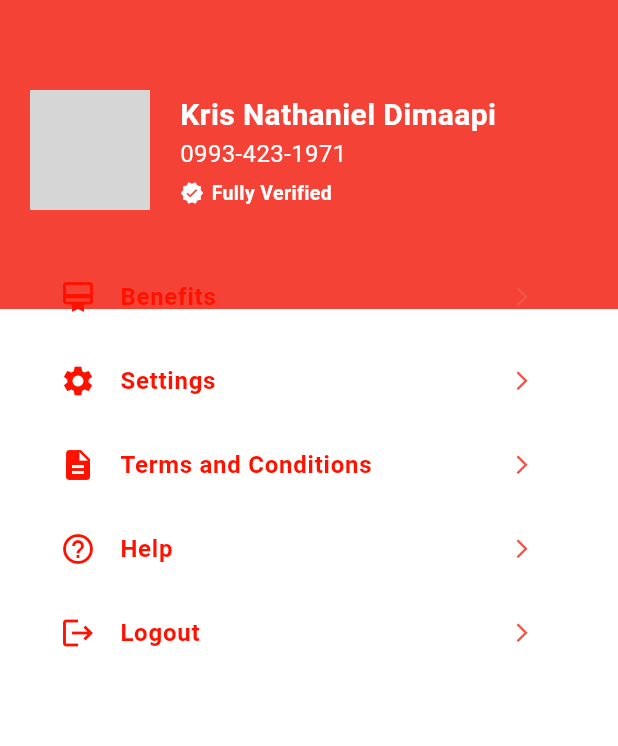
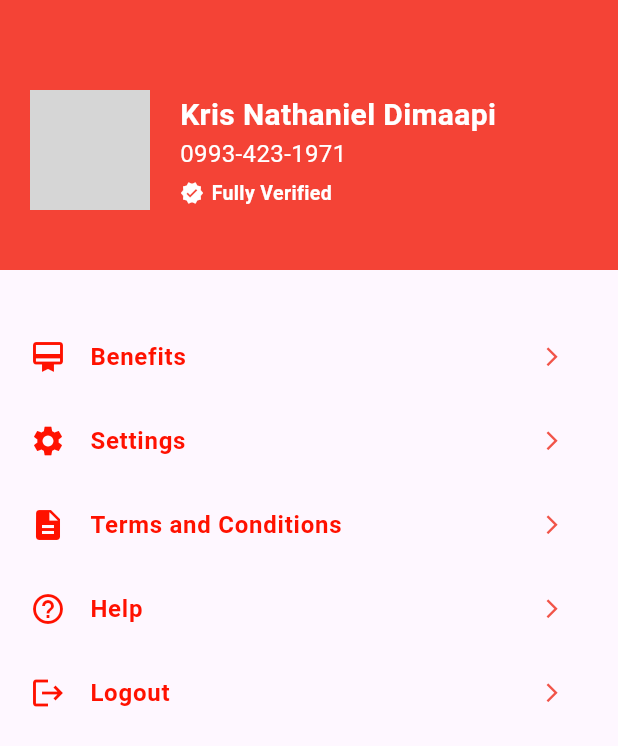
Before and after one commit to CastroClarence/papsas_app, a Flutter app: the ProfilePage screen opened directly, on a phone screen of 412 x 824 dp. Shown: the top 746 px of the screen. Run offline on Flutter 3.47's test engine with Material 3 defaults, Android fonts, the phone set to English and light mode, and no system bars; our stand-ins replace font_awesome_flutter, get, table_calendar; grey boxes are pictures that could not be loaded.

Commit message:
fixed profile page, and added payment content

```diff
--- a/lib/view/notification/achievement_page.dart
+++ b/lib/view/notification/achievement_page.dart
@@ -12,7 +12,7 @@ class AchievementPage extends StatelessWidget {
         title: const Text("Recent Achievements"),
       ),
       body: const Padding(
-        padding: EdgeInsets.all(8),
+        padding: EdgeInsets.all(20),
         child: Column(
           children: [
             CardContent(
--- a/lib/view/notification/notification.dart
+++ b/lib/view/notification/notification.dart
@@ -78,7 +78,8 @@ class NotificationPage extends StatelessWidget {
                     icon: Icons.attach_money,
                     title: "Membership Renewal",
                     date: "December 19, 2023",
-                    description: "Lorem Lorem Sinta, Buko ng Papaya"),
+                    description:
+                        "Your membership is about to expire. To continue enjoying our benefits without interruption, please renew your membership. "),
                 CardContent(
                     icon: Icons.attach_money,
                     title: "Event Registration",
--- a/lib/view/notification/payment_page.dart
+++ b/lib/view/notification/payment_page.dart
@@ -1,3 +1,4 @@
+import 'package:appdev/view/notification/notification_card.dart';
 import 'package:flutter/material.dart';
 
 class PaymentPage extends StatelessWidget {
@@ -9,6 +10,25 @@ class PaymentPage extends StatelessWidget {
       appBar: AppBar(
         title: const Text("Payment Notifications"),
       ),
+      body: const Padding(
+        padding: EdgeInsets.all(20),
+        child: Column(
+          children: [
+            CardContent(
+                icon: Icons.attach_money,
+                title: "Membership Renewal",
+                date: "December 19, 2023",
+                description:
+                    "Your membership is about to expire. To continue enjoying our benefits without interruption, please renew your membership. "),
+            CardContent(
+                icon: Icons.attach_money,
+                title: "Event Registration",
+                date: "January 27, 2023",
+                description:
+                    "Your payment is due soon. Please ensure that you make the payment to avoid any conflicts.")
+          ],
+        ),
+      ),
     );
   }
 }
--- a/lib/view/notification/upcoming_events_page.dart
+++ b/lib/view/notification/upcoming_events_page.dart
@@ -14,7 +14,7 @@ class UpcomingEventsPage extends StatelessWidget {
       ),
       backgroundColor: Colors.white,
       body: const Padding(
-        padding: EdgeInsets.all(12),
+        padding: EdgeInsets.all(20),
         child: SingleChildScrollView(
           child: Column(
             children: [
--- a/lib/view/profile/profile.dart
+++ b/lib/view/profile/profile.dart
@@ -1,39 +1,26 @@
 import 'package:flutter/material.dart';
 
 class ProfilePage extends StatelessWidget {
-  const ProfilePage({Key? key});
+  const ProfilePage({
+    super.key,
+  });
 
   @override
   Widget build(BuildContext context) {
     return Scaffold(
-      body: Stack(
+      body: Column(
         children: [
-          // Half Background Color
-          Positioned.fill(
-            top: 0,
-            left: 0,
-            right: 0,
-            bottom: MediaQuery.of(context).size.height / 2,
-            child: Container(
-              color: Colors.red, // Change to your desired color
-            ),
-          ),
-          Positioned.fill(
-            top: MediaQuery.of(context).size.height / 4,
-            left: 0,
-            right: 0,
-            bottom: 0,
-            child: Container(
-              color: Colors.white,
-            ),
-          ),
-          Padding(
+          Container(
+            decoration: BoxDecoration(color: Colors.red),
+            child: Padding(
               padding: const EdgeInsets.all(20),
               child: Column(
                 crossAxisAlignment: CrossAxisAlignment.start,
                 children: [
-                SizedBox(height: 40),
-                Row(
+                  const SizedBox(height: 40),
+                  Container(
+                    decoration: const BoxDecoration(color: Colors.red),
+                    child: const Row(
                       children: [
                         CircleAvatar(
                           radius: 40,
@@ -52,7 +39,8 @@ class ProfilePage extends StatelessWidget {
                             ),
                             Text(
                               '0993-423-1971',
-                          style: TextStyle(fontSize: 16, color: Colors.white),
+                              style:
+                                  TextStyle(fontSize: 16, color: Colors.white),
                             ),
                             SizedBox(height: 5),
                             Row(
@@ -77,28 +65,34 @@ class ProfilePage extends StatelessWidget {
                         ),
                       ],
                     ),
-                SizedBox(height: 30),
+                  ),
+                  const SizedBox(height: 20),
+                ],
+              ),
+            ),
+          ),
+          const SizedBox(height: 30),
           Expanded(
             child: ListView(
               children: [
                 ListTile(
-                        contentPadding: EdgeInsets.symmetric(horizontal: 20),
+                  contentPadding: const EdgeInsets.symmetric(horizontal: 20),
                   iconColor: const Color.fromARGB(255, 255, 17, 0),
                   leading: const Icon(Icons.card_membership),
-                        title: Text(
+                  title: const Text(
                     "Benefits",
                     style: TextStyle(
                       fontWeight: FontWeight.w700,
-                            color: const Color.fromARGB(255, 255, 17, 0),
+                      color: Color.fromARGB(255, 255, 17, 0),
                     ),
                   ),
                   trailing: Container(
-                          padding: EdgeInsets.only(left: 20),
+                    padding: const EdgeInsets.only(left: 20),
                     child: IconButton(
                       iconSize: 15,
                       onPressed: () {},
                       icon: const Icon(Icons.arrow_forward_ios),
-                            color: Color.fromARGB(255, 241, 84, 73),
+                      color: const Color.fromARGB(255, 241, 84, 73),
                     ),
                   ),
                   onTap: () {
@@ -106,23 +100,23 @@ class ProfilePage extends StatelessWidget {
                   },
                 ),
                 ListTile(
-                        contentPadding: EdgeInsets.symmetric(horizontal: 20),
+                  contentPadding: const EdgeInsets.symmetric(horizontal: 20),
                   iconColor: const Color.fromARGB(255, 255, 17, 0),
                   leading: const Icon(Icons.settings),
-                        title: Text(
+                  title: const Text(
                     "Settings",
                     style: TextStyle(
                       fontWeight: FontWeight.w700,
-                            color: const Color.fromARGB(255, 255, 17, 0),
+                      color: Color.fromARGB(255, 255, 17, 0),
                     ),
                   ),
                   trailing: Container(
-                          padding: EdgeInsets.only(left: 20),
+                    padding: const EdgeInsets.only(left: 20),
                     child: IconButton(
                       iconSize: 15,
                       onPressed: () {},
                       icon: const Icon(Icons.arrow_forward_ios),
-                            color: Color.fromARGB(255, 241, 84, 73),
+                      color: const Color.fromARGB(255, 241, 84, 73),
                     ),
                   ),
                   onTap: () {
@@ -130,23 +124,23 @@ class ProfilePage extends StatelessWidget {
                   },
                 ),
                 ListTile(
-                        contentPadding: EdgeInsets.symmetric(horizontal: 20),
+                  contentPadding: const EdgeInsets.symmetric(horizontal: 20),
                   iconColor: const Color.fromARGB(255, 255, 17, 0),
                   leading: const Icon(Icons.description),
-                        title: Text(
+                  title: const Text(
                     "Terms and Conditions",
                     style: TextStyle(
                       fontWeight: FontWeight.w700,
-                            color: const Color.fromARGB(255, 255, 17, 0),
+                      color: Color.fromARGB(255, 255, 17, 0),
                     ),
                   ),
                   trailing: Container(
-                          padding: EdgeInsets.only(left: 20),
+                    padding: const EdgeInsets.only(left: 20),
                     child: IconButton(
                       iconSize: 15,
                       onPressed: () {},
                       icon: const Icon(Icons.arrow_forward_ios),
-                            color: Color.fromARGB(255, 241, 84, 73),
+                      color: const Color.fromARGB(255, 241, 84, 73),
                     ),
                   ),
                   onTap: () {
@@ -154,23 +148,23 @@ class ProfilePage extends StatelessWidget {
                   },
                 ),
                 ListTile(
-                        contentPadding: EdgeInsets.symmetric(horizontal: 20),
+                  contentPadding: const EdgeInsets.symmetric(horizontal: 20),
                   iconColor: const Color.fromARGB(255, 255, 17, 0),
                   leading: const Icon(Icons.help_outline),
-                        title: Text(
+                  title: const Text(
                     "Help",
                     style: TextStyle(
                       fontWeight: FontWeight.w700,
-                            color: const Color.fromARGB(255, 255, 17, 0),
+                      color: Color.fromARGB(255, 255, 17, 0),
                     ),
                   ),
                   trailing: Container(
-                          padding: EdgeInsets.only(left: 20),
+                    padding: const EdgeInsets.only(left: 20),
                     child: IconButton(
                       iconSize: 15,
                       onPressed: () {},
                       icon: const Icon(Icons.arrow_forward_ios),
-                            color: Color.fromARGB(255, 241, 84, 73),
+                      color: const Color.fromARGB(255, 241, 84, 73),
                     ),
                   ),
                   onTap: () {
@@ -178,23 +172,23 @@ class ProfilePage extends StatelessWidget {
                   },
                 ),
                 ListTile(
-                        contentPadding: EdgeInsets.symmetric(horizontal: 20),
+                  contentPadding: const EdgeInsets.symmetric(horizontal: 20),
                   iconColor: const Color.fromARGB(255, 255, 17, 0),
                   leading: const Icon(Icons.logout),
-                        title: Text(
+                  title: const Text(
                     "Logout",
                     style: TextStyle(
                       fontWeight: FontWeight.w700,
-                            color: const Color.fromARGB(255, 255, 17, 0),
+                      color: Color.fromARGB(255, 255, 17, 0),
                     ),
                   ),
                   trailing: Container(
-                          padding: EdgeInsets.only(left: 20),
+                    padding: const EdgeInsets.only(left: 20),
                     child: IconButton(
                       iconSize: 15,
                       onPressed: () {},
                       icon: const Icon(Icons.arrow_forward_ios),
-                            color: Color.fromARGB(255, 241, 84, 73),
+                      color: const Color.fromARGB(255, 241, 84, 73),
                     ),
                   ),
                   onTap: () {
@@ -206,9 +200,6 @@ class ProfilePage extends StatelessWidget {
           ),
         ],
       ),
-          ),
-        ],
-      ),
     );
   }
 }
```
Lines whose indentation alone changed are shown as unchanged.
